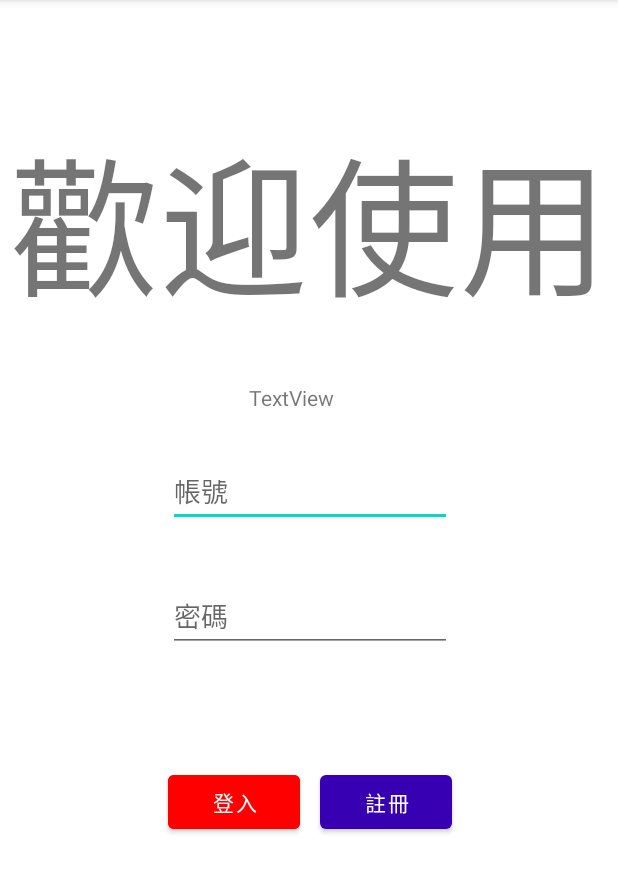
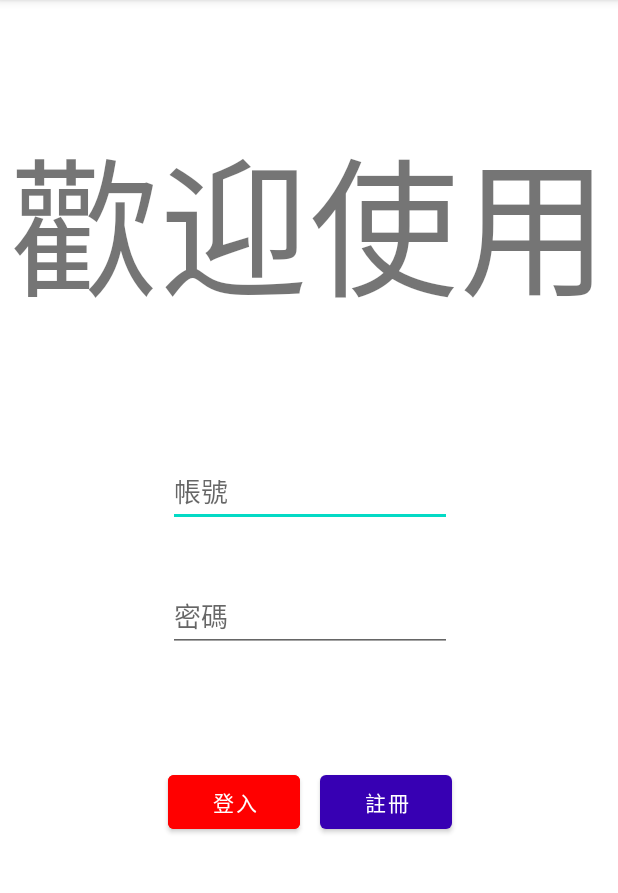
Before and after one commit to allen10690/final1, an Android app: the screen it shows after launch (MainActivity), on a phone screen of 412 x 824 dp, the part 84-977 px from its top. Run offline under Robolectric (Android 15) with nearby library versions, the phone set to English and light mode, and no system bars.

Commit message:
刪掉tetview

```diff
--- a/app/src/main/res/layout/activity_main.xml
+++ b/app/src/main/res/layout/activity_main.xml
@@ -72,13 +72,4 @@
         app:layout_constraintEnd_toEndOf="@+id/editTextTextPersonName2"
         app:layout_constraintTop_toTopOf="@+id/button" />
 
-    <TextView
-        android:id="@+id/textView2"
-        android:layout_width="wrap_content"
-        android:layout_height="wrap_content"
-        android:layout_marginStart="54dp"
-        android:layout_marginTop="33dp"
-        android:text="TextView"
-        app:layout_constraintStart_toStartOf="@+id/editTextTextPersonName"
-        app:layout_constraintTop_toBottomOf="@+id/textView" />
 </androidx.constraintlayout.widget.ConstraintLayout>
```
